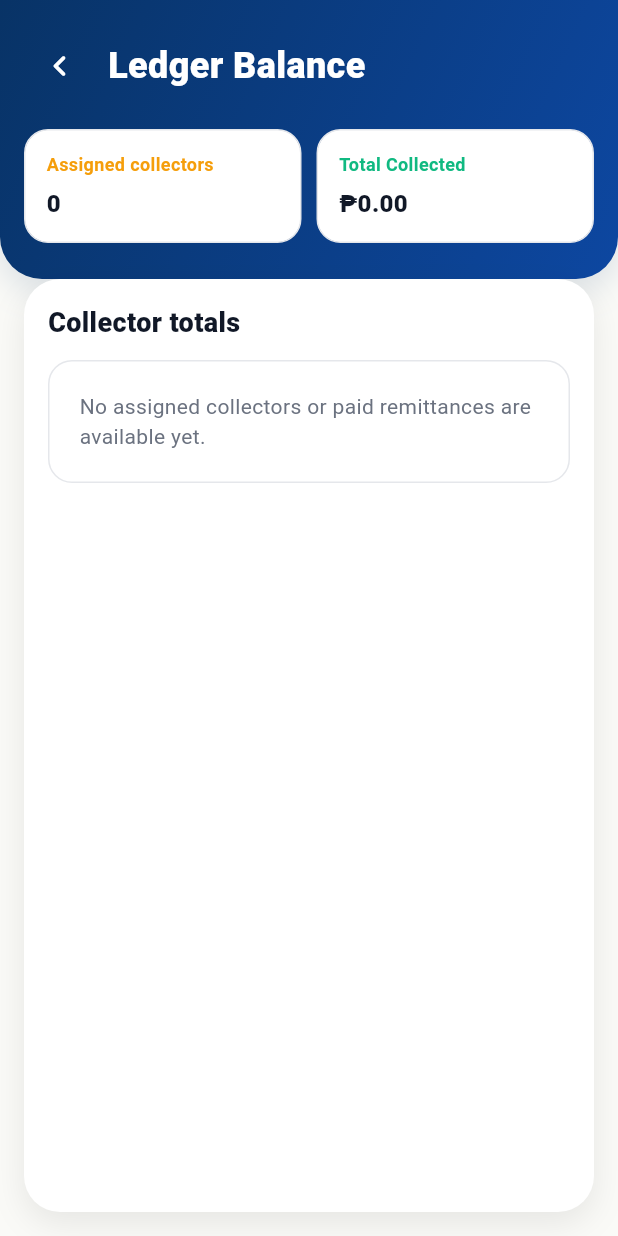
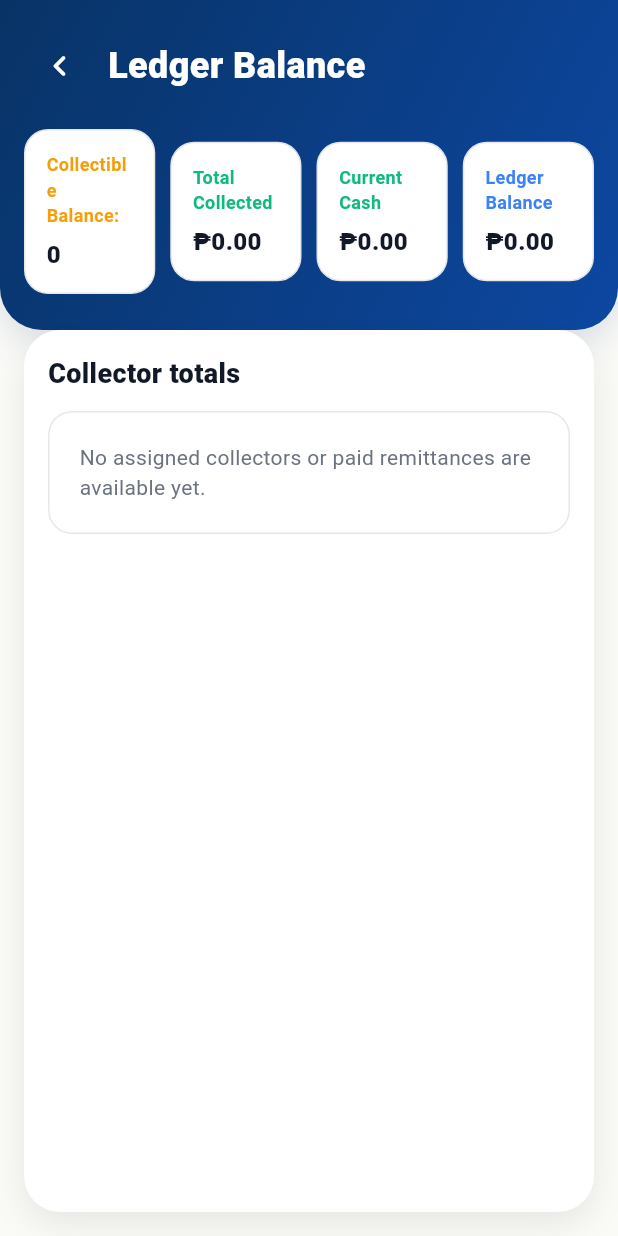
Before and after one commit to Maklaeen/DayungApp, a Flutter app: the LedgerBalancePage screen opened directly with empty values, on a phone screen of 412 x 824 dp. Run offline on Flutter 3.47's test engine with Material 3 defaults, Android fonts, the phone set to English and light mode, and no system bars; our stand-ins replace auto_size_text, connectivity_plus, dropdown_button2, file_picker, firebase_core, firebase_messaging and 19 more; missing offline and left inert: bcrypt, cupertino_calendar_picker, encrypt, maplibre_gl, pdfx; accounts and stored records are empty; network calls fail.

Commit message:
sige na mupasi nako

```diff
--- a/lib/Treasurer/ledger_balance.dart
+++ b/lib/Treasurer/ledger_balance.dart
@@ -70,6 +70,8 @@
   String? _error;
   List<Map<String, dynamic>> _collectorSummaries = [];
   double _treasurerCollectedTotal = 0.0;
+  double _currentCashCollected = 0.0;
+  double _totalDeceasedPaymentAmount = 0.0;
 
   @override
   void initState() {
@@ -113,6 +115,7 @@
         }
       }
 
+      final currentUserId = sb.auth.currentUser?.id ?? '';
       final rawPaymentRows = List<Map<String, dynamic>>.from(
         await sb
             .from('payments')
@@ -137,6 +140,21 @@
         }
         return true;
       }).toList();
+
+      final totalDeceasedPaymentAmount = paymentRows
+          .where((row) => row['type'] == 'deceased_payment')
+          .fold<double>(0.0, (sum, row) => sum + _asDouble(row['amount']));
+
+      final currentCashCollected = paymentRows.fold<double>(0.0, (sum, row) {
+        final typeValue = row['type']?.toString().toLowerCase();
+        final collectedBy = '${row['collected_by'] ?? ''}'.trim();
+
+        if (typeValue != 'deceased_payment' || collectedBy != currentUserId) {
+          return sum;
+        }
+
+        return sum + _asDouble(row['amount']);
+      });
 
       final memberNamesById = <String, String>{};
       final memberIds = paymentRows
@@ -273,6 +291,8 @@
       setState(() {
         _collectorSummaries = collectorSummaries;
         _treasurerCollectedTotal = treasurerCollectedTotal;
+        _currentCashCollected = currentCashCollected;
+        _totalDeceasedPaymentAmount = totalDeceasedPaymentAmount;
         _loading = false;
       });
     } catch (e) {
@@ -593,7 +613,7 @@
                     children: [
                       Expanded(
                         child: _summaryCard(
-                          title: 'Assigned collectors',
+                          title: 'Collectible Balance:',
                           value: '${_collectorSummaries.length}',
                           accent: const Color(0xFFF59E0B),
                         ),
@@ -604,6 +624,22 @@
                           title: 'Total Collected',
                           value: _formatCurrency(totalCollected),
                           accent: const Color(0xFF10B981),
+                        ),
+                      ),
+                      const SizedBox(width: 10),
+                      Expanded(
+                        child: _summaryCard(
+                          title: 'Current Cash',
+                          value: _formatCurrency(_currentCashCollected),
+                          accent: const Color(0xFF10B981),
+                        ),
+                      ),
+                      const SizedBox(width: 10),
+                      Expanded(
+                        child: _summaryCard(
+                          title: 'Ledger Balance',
+                          value: _formatCurrency(_totalDeceasedPaymentAmount),
+                          accent: const Color(0xFF3B82F6),
                         ),
                       ),
                     ],
```
Also changed, not shown: lib/President/post_announcement.dart (+9 -1 lines).
